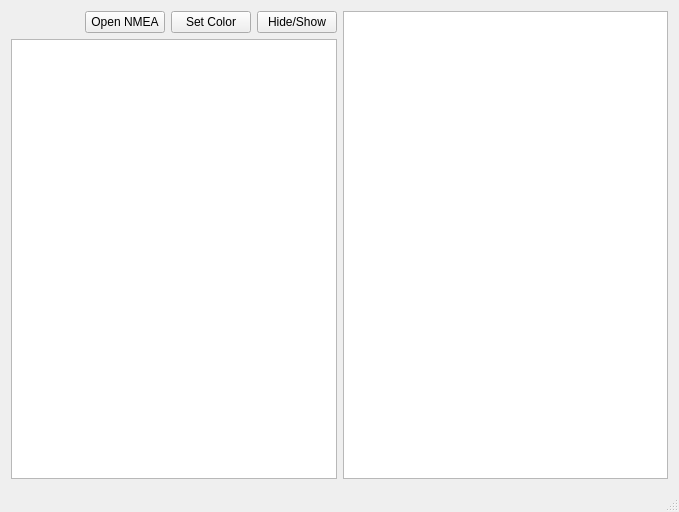
Before: the Qt Designer form NmeaViewer/mainwindow.ui in CORAL-CMU/Qt, drawn with Qt 5.
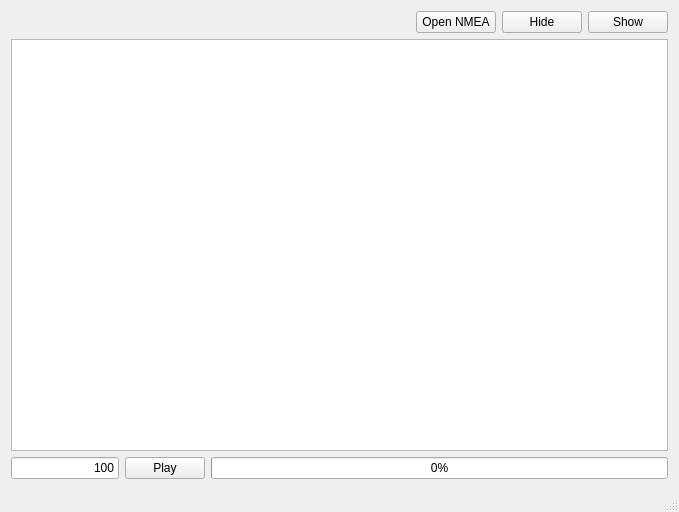
After: the same form once the commit is applied.

Diff of the .ui file:
```diff
--- a/NmeaViewer/mainwindow.ui
+++ b/NmeaViewer/mainwindow.ui
@@ -39,17 +39,17 @@
           </property>
          </widget>
         </item>
-        <item>
-         <widget class="QPushButton" name="color">
-          <property name="text">
-           <string>Set Color</string>
-          </property>
-         </widget>
-        </item>
         <item>
          <widget class="QPushButton" name="hide">
           <property name="text">
-           <string>Hide/Show</string>
+           <string>Hide</string>
+          </property>
+         </widget>
+        </item>
+        <item>
+         <widget class="QPushButton" name="show">
+          <property name="text">
+           <string>Show</string>
           </property>
          </widget>
         </item>
@@ -58,11 +58,42 @@
       <item>
        <widget class="QListWidget" name="nmeas"/>
       </item>
+      <item>
+       <layout class="QHBoxLayout" name="horizontalLayout_3">
+        <item>
+         <widget class="QLineEdit" name="interval">
+          <property name="text">
+           <string>100</string>
+          </property>
+          <property name="alignment">
+           <set>Qt::AlignRight|Qt::AlignTrailing|Qt::AlignVCenter</set>
+          </property>
+         </widget>
+        </item>
+        <item>
+         <widget class="QPushButton" name="play">
+          <property name="text">
+           <string>Play</string>
+          </property>
+         </widget>
+        </item>
+        <item>
+         <widget class="QProgressBar" name="progressBar">
+          <property name="sizePolicy">
+           <sizepolicy hsizetype="Expanding" vsizetype="Fixed">
+            <horstretch>1</horstretch>
+            <verstretch>0</verstretch>
+           </sizepolicy>
+          </property>
+          <property name="value">
+           <number>0</number>
+          </property>
+         </widget>
+        </item>
+       </layout>
+      </item>
      </layout>
     </item>
-    <item>
-     <widget class="QTableWidget" name="positions"/>
-    </item>
    </layout>
   </widget>
   <widget class="QStatusBar" name="statusBar"/>
```
